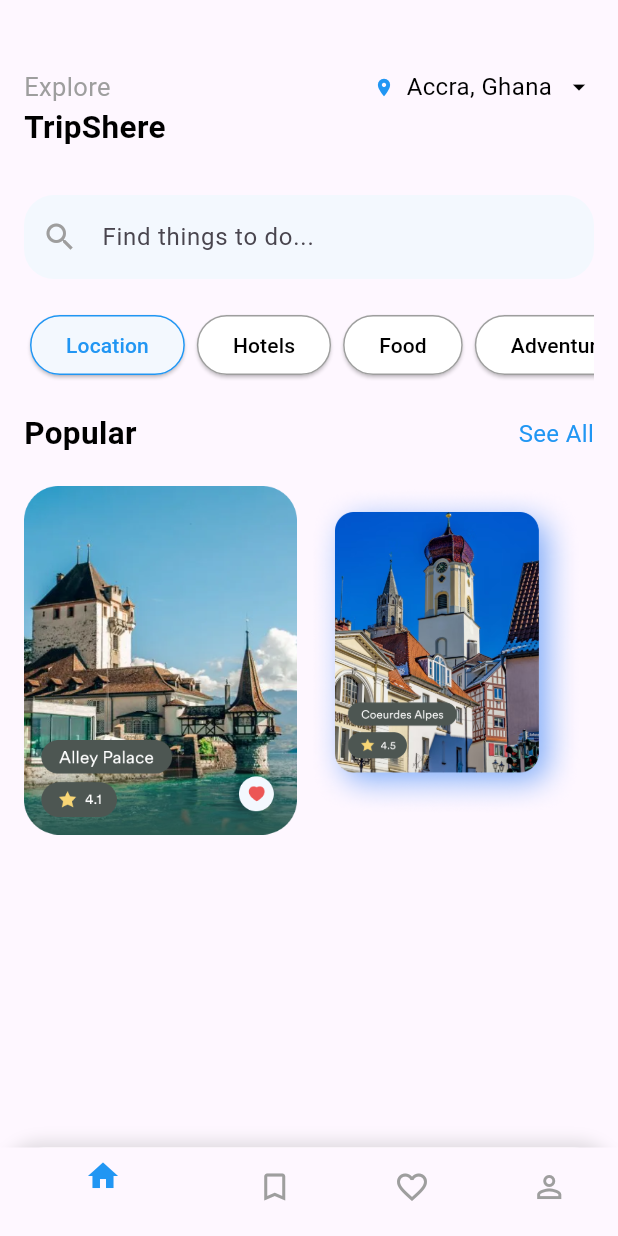
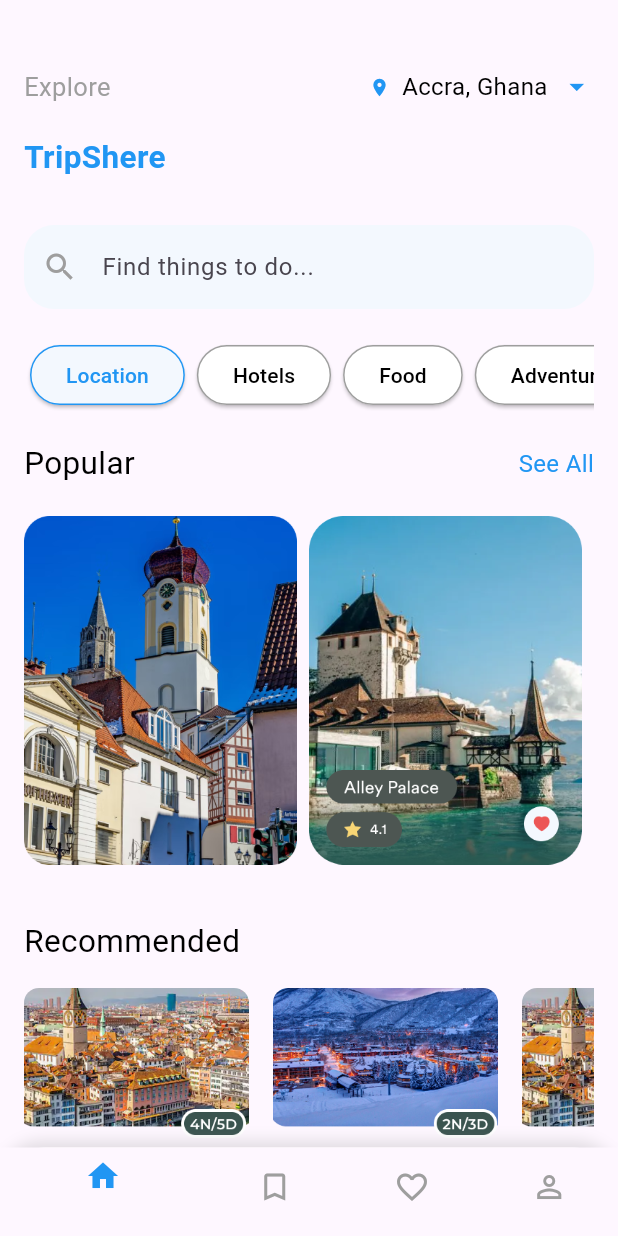
Before and after one commit to mgiftson0/TripSphere, a Flutter app: the screen it shows after launch, after a tap on "Explore", on a phone screen of 412 x 824 dp. Run offline on Flutter 3.47's test engine with Material 3 defaults, Android fonts, the phone set to English and light mode, and no system bars.

Commit message:
second push

```diff
--- a/lib/components/popular.dart
+++ b/lib/components/popular.dart
@@ -13,15 +13,16 @@ class _PopularState extends State<Popular> {
 
   // Example images list
   final List<String> _images = [
+    'lib/images/pop3.png',
     'lib/images/pop.png',
-    'lib/images/pop1.png',
     'lib/images/pop.png',
-    'lib/images/pop1.png',
+    'lib/images/pop3.png',
   ];
 
   @override
   Widget build(BuildContext context) {
-    return Column(
+    return SingleChildScrollView(
+      child: Column(
         crossAxisAlignment: CrossAxisAlignment.start,
         children: [
           // Header
@@ -32,7 +33,7 @@ class _PopularState extends State<Popular> {
                 'Popular',
                 style: TextStyle(
                   fontSize: 21,
-                fontWeight: FontWeight.bold,
+                  // fontWeight: FontWeight.bold,
                   color: Colors.black,
                 ),
               ),
@@ -55,10 +56,12 @@ class _PopularState extends State<Popular> {
           SizedBox(height: 20),
           // Images
           Wrap(
-          spacing: 8,
+            spacing: 8, // Horizontal spacing between images
+            runSpacing: 8, // Vertical spacing between rows
             children: _buildImages(),
           ),
         ],
+      ),
     );
   }
 
@@ -68,9 +71,18 @@ class _PopularState extends State<Popular> {
     final imagesToShow = _showAll ? _images : _images.take(2).toList();
 
     return imagesToShow.map((image) {
-      return Image.asset(
+      return image.contains('pop1.png')
+          ? Image.asset(
               image,
-        width: (MediaQuery.of(context).size.width - 48) / 2, // Adjusting for spacing
+
+
+              width: 200,
+              height: 290,
+              fit: BoxFit.cover,
+            )
+          : Image.asset(
+              image,
+              width: (MediaQuery.of(context).size.width - 48) / 2, // Standard width for other images
               fit: BoxFit.cover,
             );
     }).toList();
--- /dev/null
+++ b/lib/components/recommended.dart
@@ -0,0 +1,67 @@
+import 'package:flutter/material.dart';
+
+class Recommendation extends StatelessWidget {
+  const Recommendation({super.key});
+
+  @override
+  Widget build(BuildContext context) {
+    // Example images and subtitles
+    final List<Map<String, String>> _recommendations = [
+      {'image': 'lib/images/rec1.png', 'subtitle': 'Explore Accra'},
+      {'image': 'lib/images/rec3.png', 'subtitle': 'Visit Cape Coast'},
+      {'image': 'lib/images/rec1.png', 'subtitle': 'Discover Kumasi'},
+      {'image': 'lib/images/rec3.png', 'subtitle': 'Relax in Takoradi'},
+    ];
+
+    return SingleChildScrollView(
+      scrollDirection: Axis.horizontal,
+      child: Column(
+        crossAxisAlignment: CrossAxisAlignment.start,
+        children: [
+          // Header
+          Padding(
+            padding: const EdgeInsets.symmetric(vertical: 16.0),
+            child: Text(
+              'Recommended',
+              style: TextStyle(
+                fontSize: 21,
+                // fontWeight: FontWeight.bold,
+                color: Colors.black,
+              ),
+            ),
+          ),
+          // Images with Subtitles
+          Row(
+            children: _recommendations.map((rec) {
+              return Padding(
+                padding: const EdgeInsets.only(right: 16.0),
+                child: Column(
+                  crossAxisAlignment: CrossAxisAlignment.start,
+                  children: [
+                    ClipRRect(
+                      borderRadius: BorderRadius.circular(10), // Border radius for images
+                      child: Image.asset(
+                        rec['image']!,
+                        width: 150,
+                        height: 100,
+                        fit: BoxFit.cover,
+                      ),
+                    ),
+                    SizedBox(height: 8),
+                    Text(
+                      rec['subtitle']!,
+                      style: TextStyle(
+                        fontSize: 16,
+                        color: Colors.black,
+                      ),
+                    ),
+                  ],
+                ),
+              );
+            }).toList(),
+          ),
+        ],
+      ),
+    );
+  }
+}
--- a/lib/pages/explore_page.dart
+++ b/lib/pages/explore_page.dart
@@ -1,5 +1,6 @@
 import 'package:flutter/material.dart';
 import 'package:tripsphere/components/popular.dart';
+import 'package:tripsphere/components/recommended.dart';
 
 class ExplorePage extends StatefulWidget {
   const ExplorePage({super.key});
@@ -14,7 +15,8 @@ class _ExplorePageState extends State<ExplorePage> {
   @override
   Widget build(BuildContext context) {
     return Scaffold(
-      body: Padding(
+      body: SingleChildScrollView(
+        child: Padding(
           padding: const EdgeInsets.all(16.0),
           child: Column(
             crossAxisAlignment: CrossAxisAlignment.start,
@@ -48,20 +50,20 @@ class _ExplorePageState extends State<ExplorePage> {
                       SizedBox(width: 8),
                       Icon(
                         Icons.arrow_drop_down_sharp,
-                      color: Colors.black,
-                      size: 20,
+                        color: Colors.blue,
+                        size: 23,
                       ),
                     ],
                   ),
                 ],
               ),
-            // SizedBox(height: 20),
+              SizedBox(height: 20),
               Text(
                 'TripShere',
                 style: TextStyle(
                   fontSize: 21,
                   fontWeight: FontWeight.bold,
-                color: Colors.black,
+                  color: Colors.blue,
                 ),
               ),
               SizedBox(height: 20),
@@ -88,8 +90,11 @@ class _ExplorePageState extends State<ExplorePage> {
                 ),
               ),
               SizedBox(height: 20),
-            Popular(), // Add the Popular component here
+              Popular(),
+              SizedBox(height: 20),
+              Recommendation(),
             ],
+          ),
         ),
       ),
       bottomNavigationBar: Container(
@@ -130,7 +135,7 @@ class _ExplorePageState extends State<ExplorePage> {
           ],
           currentIndex: 0,
           onTap: (index) {
-
+            // Handle bottom navigation taps here
           },
         ),
       ),
--- a/lib/pages/home_page.dart
+++ b/lib/pages/home_page.dart
@@ -43,7 +43,7 @@ class HomePage extends StatelessWidget {
                   ),
                 ),
               ),
-              Spacer(), // To push the content to the bottom
+              Spacer(),
               Padding(
                 padding: const EdgeInsets.all(20.0),
                 child: Column(
@@ -53,9 +53,9 @@ class HomePage extends StatelessWidget {
                     Text(
                       'Plan your luxurious vacation',
                       style: TextStyle(
-                        fontFamily: 'Georgia', // Change to your desired font
-                        fontSize: 28, // Increased font size
-                        fontWeight: FontWeight.normal, // Not bold
+                        fontFamily: 'Georgia',
+                        fontSize: 28,
+                        fontWeight: FontWeight.normal,
                         color: Colors.white,
                         shadows: [
                           Shadow(
```
Also changed, not shown: lib/images/pop3.png (added), lib/images/rec1.png (added), lib/images/rec2.png (added), lib/images/rec3.png (added). Lines whose indentation alone changed are shown as unchanged.
